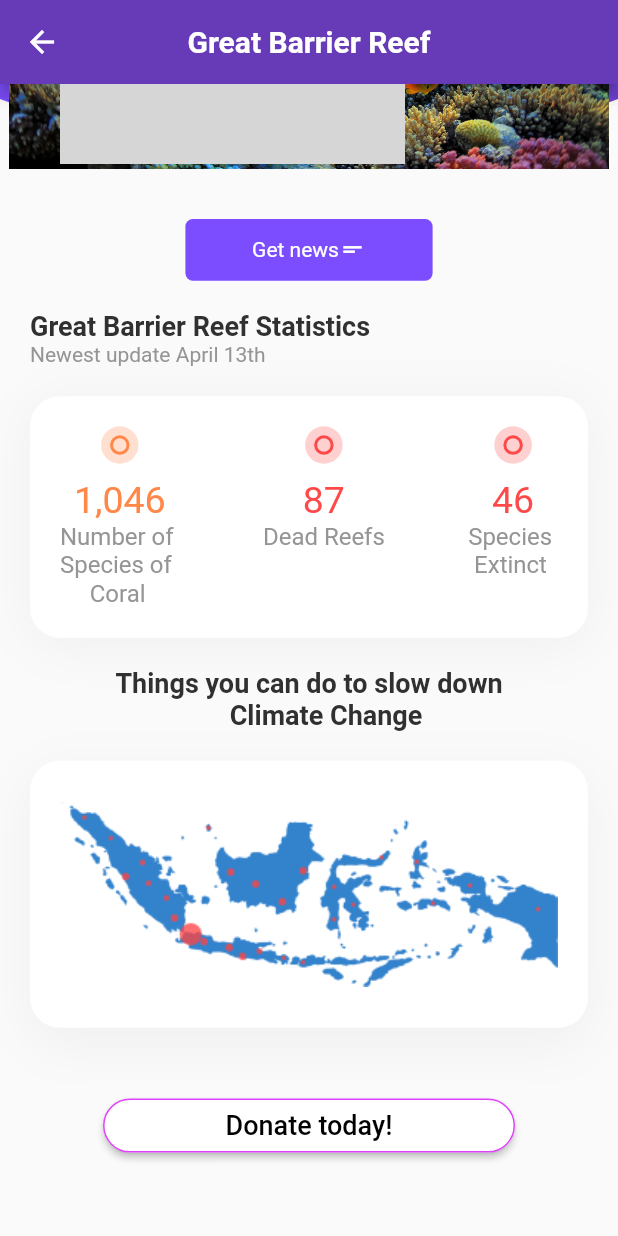
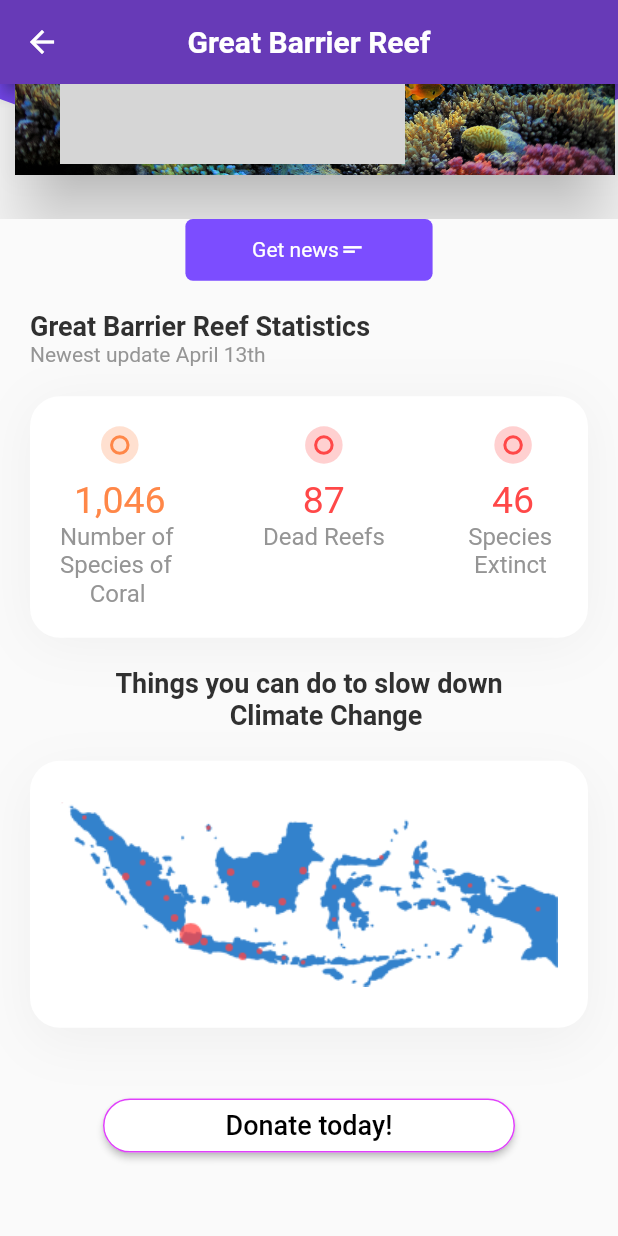
Before and after one commit to msoham123/ProtectApp, a Flutter app: the GreatBarrierReefScreen screen opened directly, scrolled down 260 dp, on a phone screen of 412 x 824 dp. Run offline on Flutter 3.47's test engine with Material 2 defaults, Android fonts, the phone set to English and light mode, and no system bars; our stand-ins replace cloud_firestore, curved_navigation_bar, firebase_auth, fl_chart, flutter_svg, image_cropper and 5 more; missing offline and left inert: agora_rtc_engine, fancy_on_boarding, flutter_braintree; accounts and stored records are empty; project files that could hold a hidden picture were left out; grey boxes are pictures that could not be loaded.

Commit message:
add elevation for image

```diff
--- a/lib/screens/protects/greatBarrierReef.dart
+++ b/lib/screens/protects/greatBarrierReef.dart
@@ -41,10 +41,12 @@ class _GreatBarrierReefScreenState extends State<GreatBarrierReefScreen> {
                 Positioned(
                   left: MediaQuery.of(context).size.width / 69,
                   top: MediaQuery.of(context).size.height / 9,
-                  child: Image.asset("assets/images/reef.png",
-                    fit: BoxFit.contain,
-//                    height:MediaQuery.of(context).size.height/1 ,
-                    width: MediaQuery.of(context).size.width /1.03,
+                  child: Card(
+                    elevation: 20.0,
+                    child: Image.asset("assets/images/reef.png",
+                      fit: BoxFit.contain,
+                      width: MediaQuery.of(context).size.width /1.03,
+                    ),
                   ),
                 ),
                 Positioned(
```
